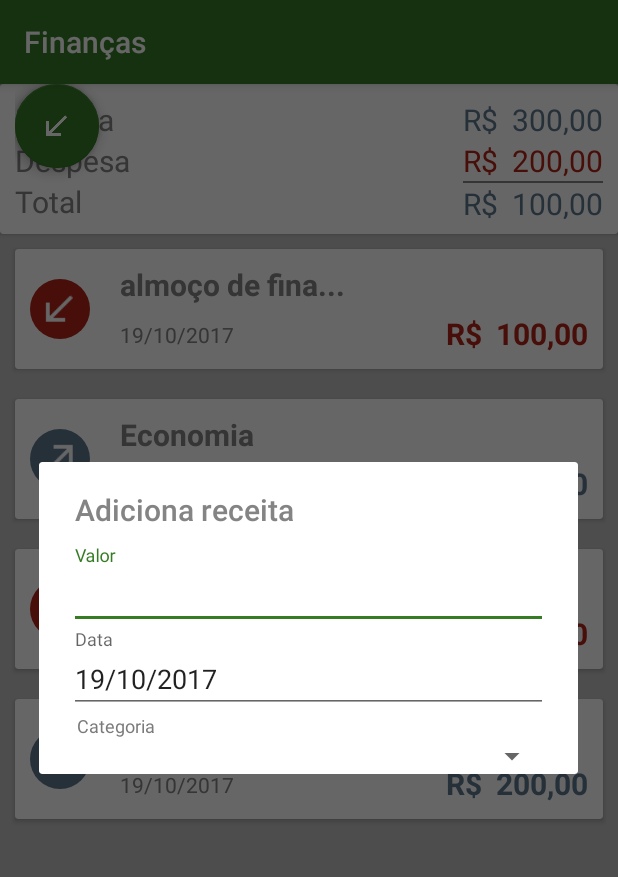
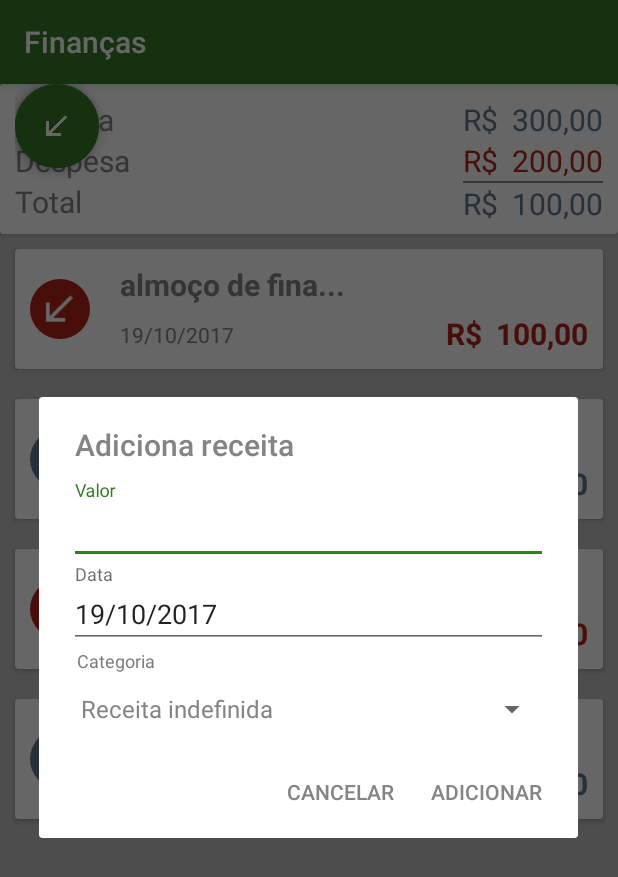
Before and after one commit to alura-cursos/financas-kotlin-parte2, an Android app: the screen it shows after launch (ListaTransacoesActivity), after a tap on an icon or button, on a phone screen of 412 x 824 dp. Shown: the top 877 px of the screen. Run offline under Robolectric (Android 15) with nearby library versions, the phone set to English and light mode, and no system bars; plain views replace FloatingActionButton, FloatingActionMenu.

Commit message:
video 4.4

```diff
--- a/app/src/main/java/br/com/alura/financask/ui/activity/ListaTransacoesActivity.kt
+++ b/app/src/main/java/br/com/alura/financask/ui/activity/ListaTransacoesActivity.kt
@@ -1,13 +1,16 @@
 package br.com.alura.financask.ui.activity
 
 import android.app.DatePickerDialog
+import android.content.DialogInterface
 import android.os.Bundle
 import android.support.v7.app.AlertDialog
 import android.support.v7.app.AppCompatActivity
 import android.view.LayoutInflater
 import android.view.View
 import android.view.ViewGroup
+import android.widget.ArrayAdapter
 import android.widget.DatePicker
+import android.widget.Toast
 import br.com.alura.financask.R
 import br.com.alura.financask.extension.formataParaBrasileiro
 import br.com.alura.financask.model.Tipo
@@ -17,6 +20,7 @@ import br.com.alura.financask.ui.adapter.ListaTransacoesAdapter
 import kotlinx.android.synthetic.main.activity_lista_transacoes.*
 import kotlinx.android.synthetic.main.form_transacao.view.*
 import java.math.BigDecimal
+import java.text.SimpleDateFormat
 import java.util.*
 
 class ListaTransacoesActivity : AppCompatActivity() {
@@ -60,9 +64,18 @@ class ListaTransacoesActivity : AppCompatActivity() {
                                         .show()
                             }
 
+                    val adapter = ArrayAdapter
+                            .createFromResource(this,
+                                    R.array.categorias_de_receita,
+                                    android.R.layout.simple_spinner_dropdown_item)
+
+                    viewCriada.form_transacao_categoria.adapter = adapter
+
                     AlertDialog.Builder(this)
                             .setTitle(R.string.adiciona_receita)
                             .setView(viewCriada)
+                            .setPositiveButton("Adicionar", null)
+                            .setNegativeButton("Cancelar", null)
                             .show()
                 }
 
```
